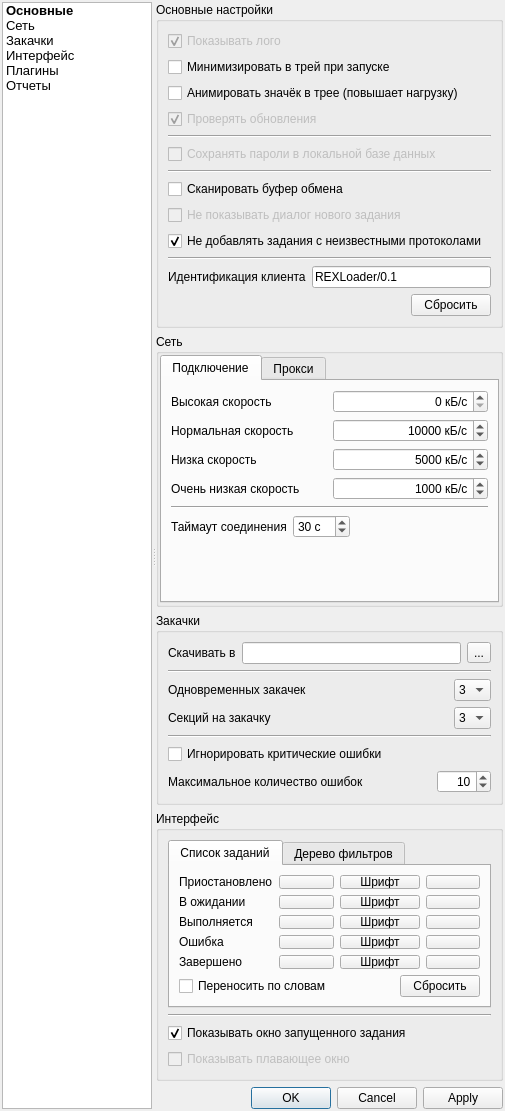
RA9OAJ/rexloader, file REXLoader/settingsdialog.ui: the form before one commit.
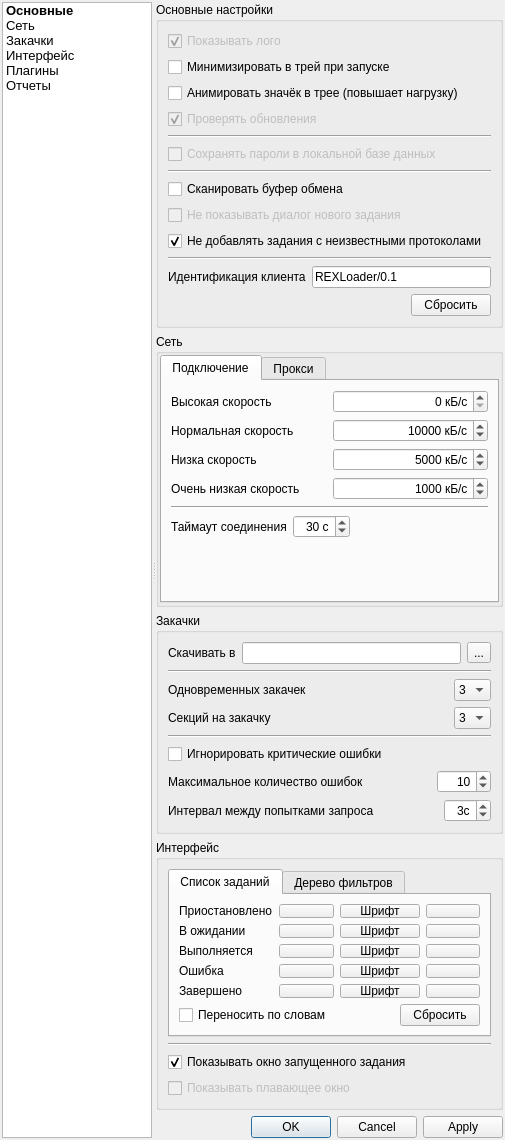
The form after the commit. Custom widgets are drawn as their Qt base class.

Commit message: Доработки: 1. Рабочая реализация системы логирования сообщений приложения. 2. В настройках программы теперь возможна установка интервала между запросами потоков (в секундах от 1 до 99).

```diff
--- a/REXLoader/settingsdialog.ui
+++ b/REXLoader/settingsdialog.ui
@@ -7,7 +7,7 @@
     <x>0</x>
     <y>0</y>
     <width>505</width>
-    <height>1106</height>
+    <height>1135</height>
    </rect>
   </property>
   <property name="windowTitle">
@@ -446,6 +446,9 @@
                 </item>
                 <item>
                  <widget class="QSpinBox" name="connectionTimeout">
+                  <property name="alignment">
+                   <set>Qt::AlignRight|Qt::AlignTrailing|Qt::AlignVCenter</set>
+                  </property>
                   <property name="suffix">
                    <string> с</string>
                   </property>
@@ -876,6 +879,46 @@
             </item>
            </layout>
           </item>
+          <item>
+           <layout class="QHBoxLayout" name="horizontalLayout_18">
+            <item>
+             <widget class="QLabel" name="label_20">
+              <property name="text">
+               <string>Интервал между попытками запроса</string>
+              </property>
+             </widget>
+            </item>
+            <item>
+             <spacer name="horizontalSpacer_9">
+              <property name="orientation">
+               <enum>Qt::Horizontal</enum>
+              </property>
+              <property name="sizeHint" stdset="0">
+               <size>
+                <width>40</width>
+                <height>20</height>
+               </size>
+              </property>
+             </spacer>
+            </item>
+            <item>
+             <widget class="QSpinBox" name="spinBoxAttemptInterval">
+              <property name="alignment">
+               <set>Qt::AlignRight|Qt::AlignTrailing|Qt::AlignVCenter</set>
+              </property>
+              <property name="suffix">
+               <string>с</string>
+              </property>
+              <property name="minimum">
+               <number>1</number>
+              </property>
+              <property name="value">
+               <number>3</number>
+              </property>
+             </widget>
+            </item>
+           </layout>
+          </item>
           <item>
            <spacer name="verticalSpacer_4">
             <property name="orientation">
```
The commit also changes 11 other files.
